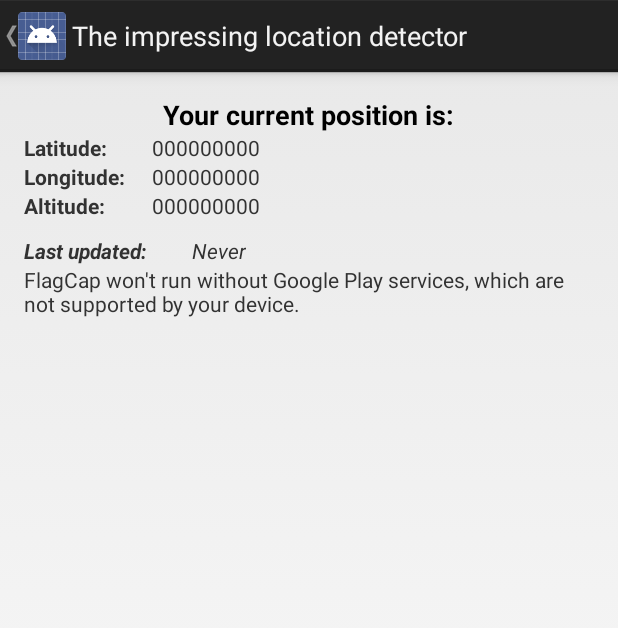
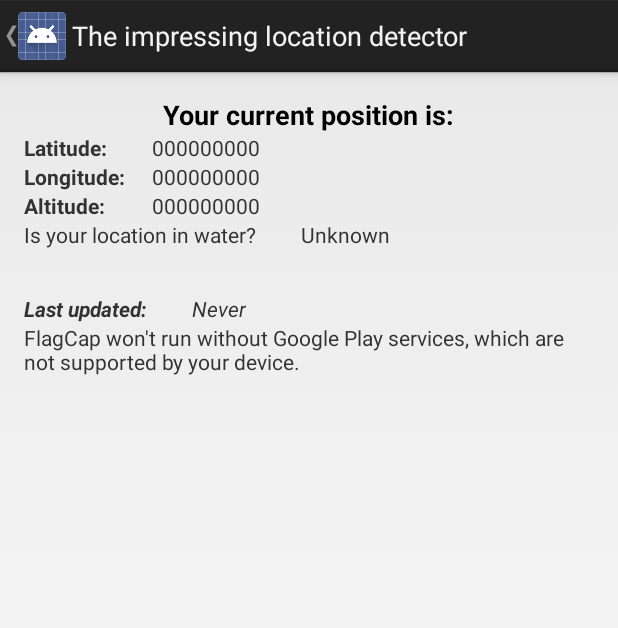
Before and after one commit to Eclipse5599/project, an Android app: the LocationActivity screen opened directly, with no data from a screen before it, on a phone screen of 412 x 824 dp. Shown: the top 628 px of the screen. Run offline under Robolectric (Android 15) with nearby library versions, the light colour scheme and no system bars.

Commit message:
Added a function for water checking. For the time being it is only implemented in the location activity.

```diff
--- a/FlagCap/app/src/main/AndroidManifest.xml
+++ b/FlagCap/app/src/main/AndroidManifest.xml
@@ -92,6 +92,10 @@
             android:name=".RandomLocationAroundPoint"
             android:exported="false" />
 
+        <service
+            android:name=".WaterChecker"
+            android:exported="false" />
+
         <meta-data
             android:name="com.google.android.gms.version"
             android:value="@integer/google_play_services_version" />
--- a/FlagCap/app/src/main/java/com/sammy/edward/flagcap/AddressLookup.java
+++ b/FlagCap/app/src/main/java/com/sammy/edward/flagcap/AddressLookup.java
@@ -29,7 +29,7 @@ public class AddressLookup extends IntentService {
         String errorMessage = "";
 
         Geocoder geocoder = new Geocoder(this, Locale.getDefault());
-        receiver = intent.getParcelableExtra(Constants.RECEIVER);
+        receiver = intent.getParcelableExtra(Constants.GAME_RECEIVER);
         Location location = intent.getParcelableExtra(Constants.LOCATION_DATA_EXTRA);
 
         List<Address> addresses = null;
@@ -69,7 +69,7 @@ public class AddressLookup extends IntentService {
 
     private void deliverResultToReceiver(int resultCode, String message) {
         Bundle bundle = new Bundle();
-        bundle.putString(Constants.RESULT_DATA_KEY, message);
+        bundle.putString(Constants.GAME_RESULT_DATA_KEY, message);
         receiver.send(resultCode, bundle);
     }
 }
--- a/FlagCap/app/src/main/java/com/sammy/edward/flagcap/LocationActivity.java
+++ b/FlagCap/app/src/main/java/com/sammy/edward/flagcap/LocationActivity.java
@@ -1,8 +1,11 @@
 package com.sammy.edward.flagcap;
 
 
+import android.content.Intent;
 import android.location.Location;
 import android.os.Bundle;
+import android.os.Handler;
+import android.os.ResultReceiver;
 import android.support.v4.app.FragmentActivity;
 import android.widget.TextView;
 
@@ -32,12 +35,15 @@ public class LocationActivity extends FragmentActivity implements GoogleApiClien
     TextView latitude_value;
     TextView longitude_value;
     TextView altitude_value;
+    TextView water_value;
     TextView lastUpdate;
 
     String timeOfLastUpdate;
     Location currentLocation;
     LocationRequest locationRequest;
     Boolean requestingLocationUpdates = false;
+
+    private WaterCheckerReceiver resultReceiver;
 
     HashMap<String, Marker> markers;
 
@@ -61,9 +67,12 @@ public class LocationActivity extends FragmentActivity implements GoogleApiClien
         latitude_value = (TextView) findViewById(R.id.location_latitude_value);
         longitude_value = (TextView) findViewById(R.id.location_longitude_value);
         altitude_value = (TextView) findViewById(R.id.location_altitude_value);
+        water_value = (TextView) findViewById(R.id.location_water_value);
         lastUpdate = (TextView) findViewById(R.id.location_time_updated);
 
         markers = new HashMap();
+
+        resultReceiver = new WaterCheckerReceiver(new Handler());
 
         SupportMapFragment mapFragment = (SupportMapFragment) getSupportFragmentManager().findFragmentById(R.id.location_map);
         mapFragment.getMapAsync(this);
@@ -129,6 +138,10 @@ public class LocationActivity extends FragmentActivity implements GoogleApiClien
         markers.put("marker1", placeFlag(lingon32));
         map.moveCamera(CameraUpdateFactory.zoomTo(15));
         map.moveCamera(CameraUpdateFactory.newLatLng(lingon32));
+
+
+        //Check the if Norrviken is considered water.
+        checkIfWater(new LatLng(59.46175, 17.93359));
     }
 
     void getLastKnownLocation() {
@@ -150,15 +163,27 @@ public class LocationActivity extends FragmentActivity implements GoogleApiClien
     }
 
     void updateUI() {
-        latitude_value.setText(String.valueOf(currentLocation.getLatitude()));
-        longitude_value.setText(String.valueOf(currentLocation.getLongitude()));
-        altitude_value.setText(String.valueOf(currentLocation.getAltitude())+" meters");
+        double lat = currentLocation.getLatitude();
+        double lng = currentLocation.getLongitude();
+
+        checkIfWater(new LatLng(lat, lng));
+
+        latitude_value.setText(String.valueOf(lat));
+        longitude_value.setText(String.valueOf(lng));
+        altitude_value.setText(String.valueOf(currentLocation.getAltitude()) + " meters");
         lastUpdate.setText(timeOfLastUpdate);
         if(markers.get("currentLocation") != null) {
             markers.get("currentLocation").setPosition(new LatLng(currentLocation.getLatitude(), currentLocation.getLongitude()));
         } else {
             markers.put("currentLocation", theMap.addMarker(new MarkerOptions().position(new LatLng(currentLocation.getLatitude(), currentLocation.getLongitude())).title("currentLocation")));
         }
+    }
+
+    void checkIfWater (LatLng location) {
+        Intent intent = new Intent(this, WaterChecker.class);
+        intent.putExtra(Constants.WATER_RECEIVER, resultReceiver);
+        intent.putExtra(Constants.WATER_POINT, location);
+        startService(intent);
     }
 
     Marker placeFlag(LatLng pos) {
@@ -169,4 +194,19 @@ public class LocationActivity extends FragmentActivity implements GoogleApiClien
 
         return theMap.addMarker(newFlag);
     }
+
+    class WaterCheckerReceiver extends ResultReceiver {
+        public WaterCheckerReceiver(Handler handler) {
+            super(handler);
+        }
+
+        @Override
+        protected void onReceiveResult(int resultCode, Bundle resultData) {
+            if (resultCode == Constants.SUCCESS_RESULT) {
+                boolean result = resultData.getBoolean(Constants.WATER_RESULT_DATA_KEY);
+                water_value.setText(String.valueOf(result));
+            }
+        }
+    }
+
 }
--- a/FlagCap/app/src/main/java/com/sammy/edward/flagcap/RandomLocationAroundPoint.java
+++ b/FlagCap/app/src/main/java/com/sammy/edward/flagcap/RandomLocationAroundPoint.java
@@ -19,7 +19,7 @@ public class RandomLocationAroundPoint extends IntentService {
 
     //public static final String TAG = "RandomLocationAroundPoint";
     protected ResultReceiver receiver;
-    public final double RANGE_IN_METER = 1000;
+    public final double RANGE_IN_METER = 2000;
 
     public RandomLocationAroundPoint () {
         super("RandomLocationAroundPoint");
@@ -30,7 +30,7 @@ public class RandomLocationAroundPoint extends IntentService {
         Random random = new Random();
 
         Location location = intent.getParcelableExtra(Constants.GAME_POINT);
-        receiver = intent.getParcelableExtra(Constants.RECEIVER);
+        receiver = intent.getParcelableExtra(Constants.GAME_RECEIVER);
 
         //http://gis.stackexchange.com/questions/25877/how-to-generate-random-locations-nearby-my-location
         double x0 = location.getLongitude();
@@ -58,7 +58,7 @@ public class RandomLocationAroundPoint extends IntentService {
         Bundle bundle = new Bundle();
         //if (resultCode == Constants.SUCCESS_RESULT) {
         double[] latLng = {location.latitude, location.longitude};
-        bundle.putDoubleArray(Constants.RESULT_DATA_KEY, latLng);
+        bundle.putDoubleArray(Constants.GAME_RESULT_DATA_KEY, latLng);
         //}
         receiver.send(resultCode, bundle);
     }
--- a/FlagCap/app/src/main/java/extra/GameActivityFog.java
+++ b/FlagCap/app/src/main/java/extra/GameActivityFog.java
@@ -246,7 +246,7 @@ public class GameActivityFog extends FragmentActivity implements GoogleApiClient
         Log.d("START", "Newflag");
         if (gamePoint != null) {
             Intent intent = new Intent(this, RandomLocationAroundPoint.class);
-            intent.putExtra(Constants.RECEIVER, resultReceiver);
+            intent.putExtra(Constants.GAME_RECEIVER, resultReceiver);
             intent.putExtra(Constants.GAME_POINT, gamePoint);
             startService(intent);
         }
@@ -260,7 +260,7 @@ public class GameActivityFog extends FragmentActivity implements GoogleApiClient
         @Override
         protected void onReceiveResult(int resultCode, Bundle resultData) {
             if (resultCode == Constants.SUCCESS_RESULT) {
-                double[] latLng = resultData.getDoubleArray(Constants.RESULT_DATA_KEY);
+                double[] latLng = resultData.getDoubleArray(Constants.GAME_RESULT_DATA_KEY);
                 LatLng newFlagLocation = new LatLng(latLng[0], latLng[1]);
                 placeFlag(newFlagLocation);
             }
--- a/FlagCap/app/src/main/res/layout/activity_location.xml
+++ b/FlagCap/app/src/main/res/layout/activity_location.xml
@@ -84,11 +84,31 @@
     />
 
     <TextView
+        android:id="@+id/location_water_pretext"
+        android:layout_width="wrap_content"
+        android:layout_height="wrap_content"
+        android:layout_below="@id/location_altitude"
+        android:text="@string/location_water_pretext"
+    />
+
+    <TextView
+        android:id="@+id/location_water_value"
+        android:layout_width="wrap_content"
+        android:layout_height="wrap_content"
+        android:layout_marginLeft="30dp"
+        android:layout_marginStart="30dp"
+        android:layout_alignBottom="@id/location_water_pretext"
+        android:layout_toRightOf="@id/location_water_pretext"
+        android:layout_toEndOf="@id/location_water_pretext"
+        android:text="@string/location_water_value"
+    />
+
+    <TextView
         android:id="@+id/location_update_pretext"
         android:layout_width="wrap_content"
         android:layout_height="wrap_content"
         android:layout_marginTop="30dp"
-        android:layout_below="@id/location_longitude"
+        android:layout_below="@id/location_water_pretext"
         android:text="@string/location_default_update_pretext"
         android:textStyle="bold|italic"
     />
--- a/FlagCap/app/src/main/res/values/strings.xml
+++ b/FlagCap/app/src/main/res/values/strings.xml
@@ -24,6 +24,8 @@
     <string name="location_longitude_value">000000000</string>
     <string name="location_altitude">Altitude: </string>
     <string name="location_altitude_value">000000000</string>
+    <string name="location_water_pretext">Is your location in water? </string>
+    <string name="location_water_value">Unknown</string>
     <string name="location_default_update_pretext">Last updated: </string>
     <string name="location_time_updated">Never</string>
 
```
Also changed, not shown: FlagCap/app/src/main/java/com/sammy/edward/flagcap/Constants.java (+6 -3 lines), FlagCap/app/src/main/java/com/sammy/edward/flagcap/GameActivity.java (+19 -19 lines), FlagCap/app/src/main/java/com/sammy/edward/flagcap/WaterChecker.java (added, +72 -0 lines).
